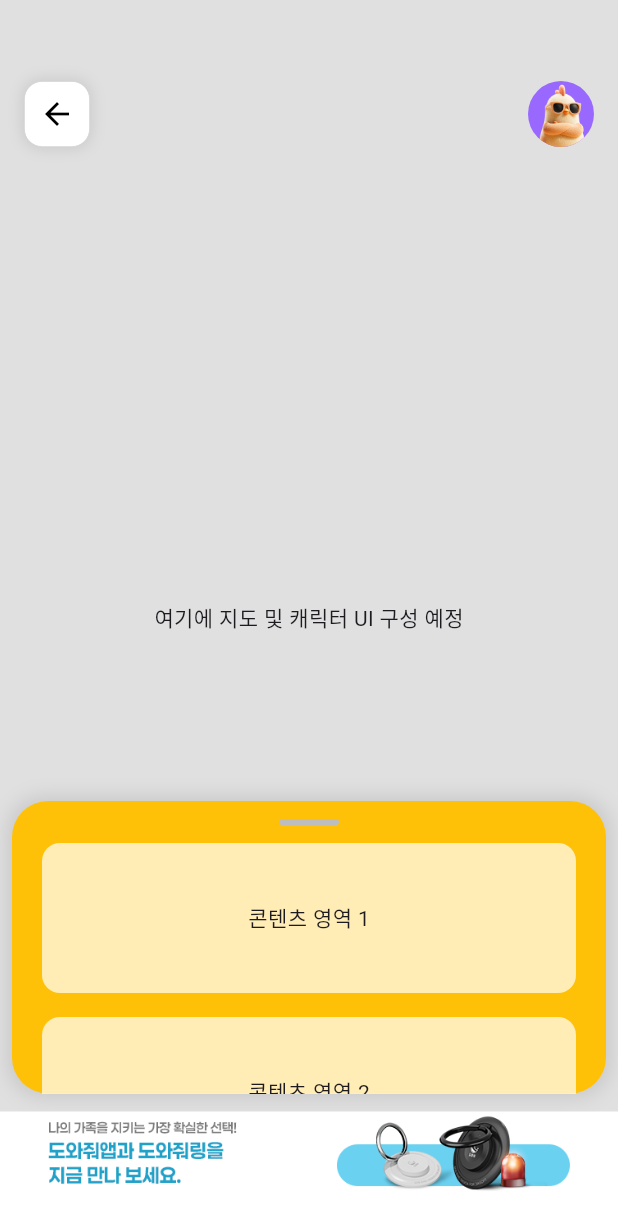
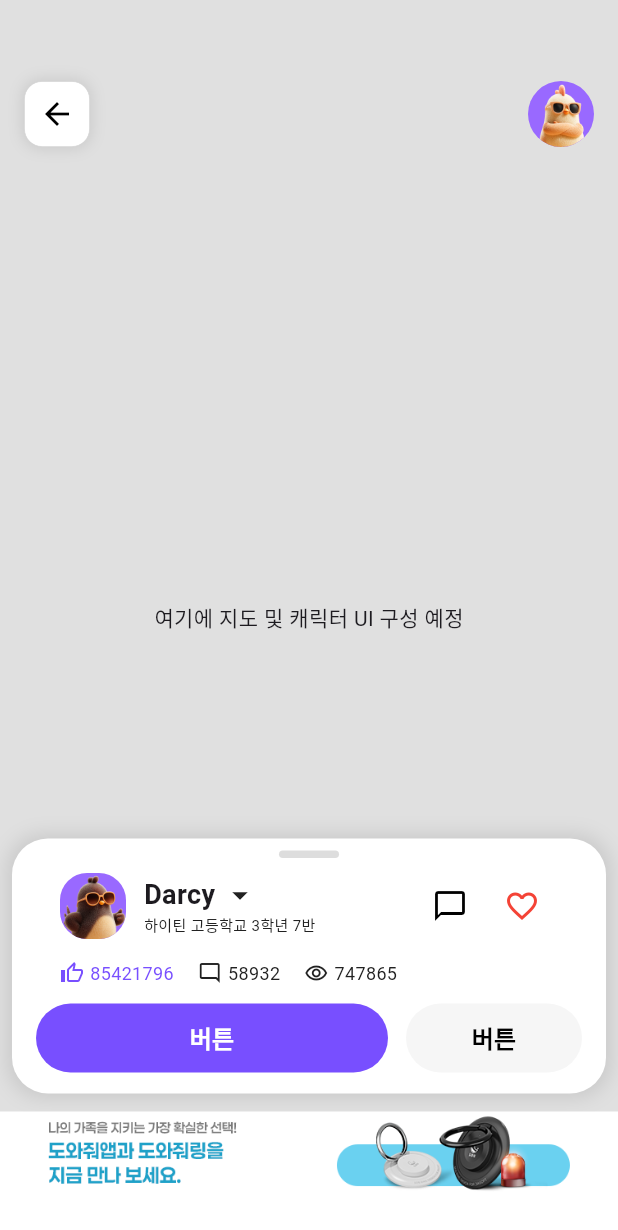
Before and after one commit to gyu-hyung/work, a Flutter app: the DetailPage1 screen opened directly, on a phone screen of 412 x 824 dp. Shown: the top 1230 px of the screen. Run offline on Flutter 3.47's test engine with Material 3 defaults, Android fonts, the phone set to English and light mode, and no system bars.

Commit message:
feat:하이틴 메인

```diff
--- a/lib/pages/detail_page1.dart
+++ b/lib/pages/detail_page1.dart
@@ -10,8 +10,8 @@ class DetailPage1 extends StatelessWidget {
         children: [
           _buildBackground(),
           _buildBackButton(context),
-          _buildProfileIcon(context),
-          _buildBottomDraggableSheet(context),
+          _buildTopProfileIcon(context),
+          _buildDraggableSheet(),
           _bottomBanner(),
         ],
       ),
@@ -60,7 +60,7 @@ class DetailPage1 extends StatelessWidget {
     );
   }
 
-  Widget _buildProfileIcon(BuildContext context) {
+  Widget _buildTopProfileIcon(BuildContext context) {
     return Positioned(
       top: 54,
       right: 16,
@@ -87,13 +87,12 @@ class DetailPage1 extends StatelessWidget {
     );
   }
 
-
-Widget _buildBottomDraggableSheet(BuildContext context) {
+  Widget _buildDraggableSheet() {
     return Positioned(
       left: 8,
       right: 8,
       bottom: 95,
-    height: 390,
+      height: 340,
       child: DraggableScrollableSheet(
         snap: true,
         initialChildSize: 0.5,
@@ -102,7 +101,7 @@ Widget _buildBottomDraggableSheet(BuildContext context) {
         builder: (context, scrollController) {
           return Container(
             decoration: BoxDecoration(
-            color: Colors.amber,
+              color: Colors.white,
               borderRadius: BorderRadius.circular(24),
               boxShadow: [
                 BoxShadow(
@@ -112,72 +111,14 @@ Widget _buildBottomDraggableSheet(BuildContext context) {
                 ),
               ],
             ),
-          child: Column(
-            children: [
-              // 드래그 핸들
-              GestureDetector(
-                onPanUpdate: (details) {
-                  // 드래그 동작을 DraggableScrollableSheet에 전달
-                },
-                child: Container(
-                  width: double.infinity,
-                  padding: const EdgeInsets.symmetric(vertical: 12),
-                  child: Center(
-                    child: Container(
-                      width: 40,
-                      height: 4,
-                      decoration: BoxDecoration(
-                        color: Colors.grey[400],
-                        borderRadius: BorderRadius.circular(2),
-                      ),
-                    ),
-                  ),
-                ),
-              ),
-              // 실제 콘텐츠 영역
-              Expanded(
             child: ListView(
               controller: scrollController,
-                  padding: const EdgeInsets.symmetric(horizontal: 20),
+              padding: const EdgeInsets.symmetric(horizontal: 16),
               children: [
-                    // 여기에 실제 콘텐츠를 추가하세요
-                    Container(
-                      height: 100,
-                      margin: const EdgeInsets.only(bottom: 16),
-                      decoration: BoxDecoration(
-                        color: Colors.white.withOpacity(0.7),
-                        borderRadius: BorderRadius.circular(12),
-                      ),
-                      child: const Center(
-                        child: Text('콘텐츠 영역 1'),
-                      ),
-                    ),
-                    Container(
-                      height: 100,
-                      margin: const EdgeInsets.only(bottom: 16),
-                      decoration: BoxDecoration(
-                        color: Colors.white.withOpacity(0.7),
-                        borderRadius: BorderRadius.circular(12),
-                      ),
-                      child: const Center(
-                        child: Text('콘텐츠 영역 2'),
-                      ),
-                    ),
-                    Container(
-                      height: 100,
-                      margin: const EdgeInsets.only(bottom: 16),
-                      decoration: BoxDecoration(
-                        color: Colors.white.withOpacity(0.7),
-                        borderRadius: BorderRadius.circular(12),
-                      ),
-                      child: const Center(
-                        child: Text('콘텐츠 영역 3'),
-                      ),
-                    ),
-                    // 더 많은 콘텐츠...
-                  ],
-                ),
-              ),
+                _buildDragHandle(),
+                _buildProfileSection(),
+                _buildCounts(),
+                _buildButtons(),
               ],
             ),
           );
@@ -186,8 +127,202 @@ Widget _buildBottomDraggableSheet(BuildContext context) {
     );
   }
 
+  Widget _buildButtons() {
+    return Row(
+      children: [
+        Expanded(
+          flex: 4, // 왼쪽 버튼이 더 큼
+          child: SizedBox(
+            height: 46,
+            child: ElevatedButton(
+              style: ElevatedButton.styleFrom(
+                backgroundColor: const Color(0xFF784FFF),
+                shape: RoundedRectangleBorder(
+                  borderRadius: BorderRadius.circular(24),
+                ),
+                elevation: 0,
+                padding: EdgeInsets.zero,
+              ),
+              onPressed: () {},
+              child: const Text(
+                '버튼',
+                style: TextStyle(
+                  color: Colors.white,
+                  fontWeight: FontWeight.bold,
+                  fontSize: 16,
+                ),
+              ),
+            ),
+          ),
+        ),
+        const SizedBox(width: 12),
+        Expanded(
+          flex: 2, // 오른쪽 버튼 작게
+          child: SizedBox(
+            height: 46,
+            child: ElevatedButton(
+              style: ElevatedButton.styleFrom(
+                backgroundColor: const Color(0xFFF6F6F6),
+                shape: RoundedRectangleBorder(
+                  borderRadius: BorderRadius.circular(24),
+                ),
+                elevation: 0,
+                padding: EdgeInsets.zero,
+              ),
+              onPressed: () {},
+              child: const Text(
+                '버튼',
+                style: TextStyle(
+                  color: Colors.black,
+                  fontWeight: FontWeight.bold,
+                  fontSize: 16,
+                ),
+              ),
+            ),
+          ),
+        ),
+      ],
+    );
+  }
 
+  // 숫자 위젯
+  Widget _buildCounts() {
+    return const Padding(
+      padding: EdgeInsets.symmetric(horizontal: 16, vertical: 12),
+      child: Row(
+        mainAxisAlignment: MainAxisAlignment.start,
+        spacing: 16,
+        children: [
+          _IconText(
+              icon: Icons.thumb_up_alt_outlined,
+              label: '85421796',
+              primary: true),
+          _IconText(icon: Icons.mode_comment_outlined, label: '58932'),
+          _IconText(icon: Icons.remove_red_eye_outlined, label: '747865'),
+        ],
+      ),
+    );
+  }
 
+  /// 상단 드래그 핸들 위젯
+  Widget _buildDragHandle() {
+    return Center(
+      child: Container(
+        width: 40,
+        height: 5,
+        margin: const EdgeInsets.symmetric(vertical: 8),
+        decoration: BoxDecoration(
+          color: const Color(0xFFDDDDDD),
+          borderRadius: BorderRadius.circular(12),
+        ),
+      ),
+    );
+  }
+
+  // 프로필 정보 위젯
+  Widget _buildProfileSection() {
+    return Padding(
+      padding: const EdgeInsets.symmetric(horizontal: 16.0),
+      child: Row(
+        children: [
+          Container(
+            width: 44,
+            height: 44,
+            decoration: const BoxDecoration(
+              color: Color(0xFF9969FF),
+              shape: BoxShape.rectangle,
+              borderRadius: BorderRadius.all(Radius.circular(18)),
+            ),
+            clipBehavior: Clip.antiAlias,
+            child: Transform.scale(
+              scale: 1.3,
+              child: Image.asset(
+                'assets/icons/ic_darcy_avartar.png',
+                fit: BoxFit.cover,
+                alignment: Alignment.topCenter,
+              ),
+            ),
+          ),
+          const SizedBox(width: 12),
+          const Expanded(
+            child: Column(
+              crossAxisAlignment: CrossAxisAlignment.start,
+              children: [
+                Row(
+                  children: [
+                    Text(
+                      'Darcy',
+                      style:
+                          TextStyle(fontWeight: FontWeight.bold, fontSize: 18),
+                    ),
+                    SizedBox(width: 4),
+                    Icon(Icons.arrow_drop_down, size: 25),
+                  ],
+                ),
+                // SizedBox(height: 4),
+                Text('하이틴 고등학교 3학년 7반',
+                    style: TextStyle(fontSize: 10, color: Color(0xFF212121))),
+              ],
+            ),
+          ),
+          // 오른쪽 버튼들
+          IconButton(
+            icon: const Icon(Icons.chat_bubble_outline,
+                color: Colors.black, size: 24),
+            onPressed: () {/* 채팅 기능 */},
+          ),
+          IconButton(
+            icon:
+                const Icon(Icons.favorite_border, color: Colors.red, size: 24),
+            onPressed: () {/* 좋아요 기능 */},
+          ),
+        ],
+      ),
+    );
+  }
+
+  /// 이모지 선택 위젯 (펼쳤을 때 보이는 부분)
+  Widget _buildEmojiSection() {
+    // 예시 이모지 리스트
+    final emojis = ['😍', '😂', '🥳', '🤩', '🤯', '😱', '🔥', '💯'];
+
+    return Padding(
+      padding: const EdgeInsets.all(16.0),
+      child: Column(
+        crossAxisAlignment: CrossAxisAlignment.start,
+        children: [
+          const Divider(),
+          const SizedBox(height: 8),
+          const Text('Send a Reaction',
+              style: TextStyle(fontWeight: FontWeight.bold, fontSize: 16)),
+          const SizedBox(height: 12),
+          GridView.builder(
+            shrinkWrap: true, // ListView 안에서 GridView가 자신의 콘텐츠 크기만큼만 차지하도록 설정
+            physics:
+                const NeverScrollableScrollPhysics(), // ListView의 스크롤과 충돌 방지
+            gridDelegate: const SliverGridDelegateWithFixedCrossAxisCount(
+              crossAxisCount: 4, // 한 줄에 4개씩
+              mainAxisSpacing: 10,
+              crossAxisSpacing: 10,
+            ),
+            itemCount: emojis.length,
+            itemBuilder: (context, index) {
+              return Container(
+                decoration: BoxDecoration(
+                  color: Colors.grey[200],
+                  borderRadius: BorderRadius.circular(16),
+                ),
+                child: Center(
+                  child:
+                      Text(emojis[index], style: const TextStyle(fontSize: 24)),
+                ),
+              );
+            },
+          ),
+        ],
+      ),
+    );
+  }
 
   Widget _bottomBanner() {
     return Positioned(
@@ -214,3 +349,32 @@ Widget _buildBottomDraggableSheet(BuildContext context) {
     );
   }
 }
+
+class _IconText extends StatelessWidget {
+  final IconData icon;
+  final String label;
+  final bool primary;
+
+  const _IconText({
+    required this.icon,
+    required this.label,
+    this.primary = false,
+  });
+
+  @override
+  Widget build(BuildContext context) {
+    final Color color =
+        primary ? const Color(0xFF784FFF) : const Color(0xFF212121);
+
+    return Row(
+      children: [
+        Icon(icon, size: 16, color: color),
+        const SizedBox(width: 4),
+        Text(
+          label,
+          style: TextStyle(fontSize: 12, color: color),
+        ),
+      ],
+    );
+  }
+}
```
Also changed, not shown: assets/icons/ic_darcy_avartar.png (added). Lines whose indentation alone changed are shown as unchanged.
